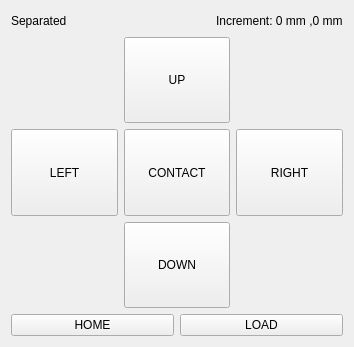
kkrizka/chister, file ECS02UI.ui: the form before one commit.
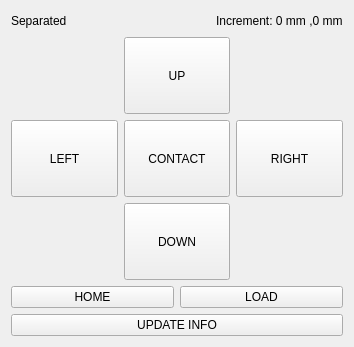
The form after the commit.

Patch:
```diff
--- a/ECS02UI.ui
+++ b/ECS02UI.ui
@@ -171,6 +171,13 @@
      </item>
     </layout>
    </item>
+   <item>
+    <widget class="QPushButton" name="updatePushButton">
+     <property name="text">
+      <string>UPDATE INFO</string>
+     </property>
+    </widget>
+   </item>
   </layout>
  </widget>
  <resources/>
```
